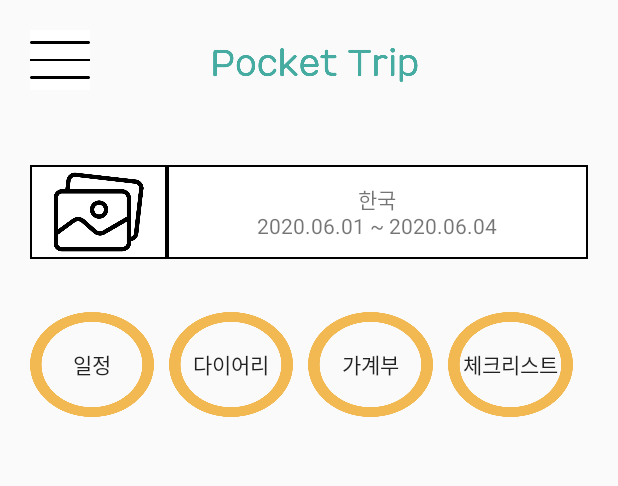
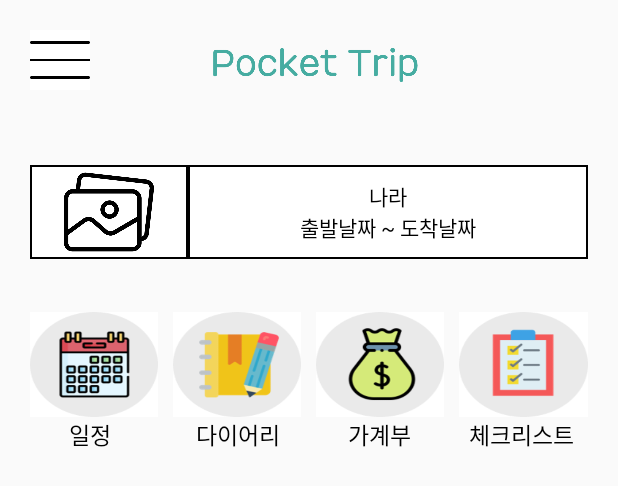
Before and after one commit to kimdain111/PocketTrip, an Android app: the layout travel_detail.xml on its own in the app's theme, with its tools: preview values and no code run, on a phone screen of 412 x 824 dp. Shown: the top 486 px of the screen. Run offline under Robolectric (Android 15) with nearby library versions, the phone set to English and light mode, and no system bars.

Commit message:
travelDetail

```diff
--- a/app/build.gradle
+++ b/app/build.gradle
@@ -37,6 +37,5 @@ dependencies {
     androidTestImplementation 'androidx.test.espresso:espresso-core:3.2.0'
     implementation 'androidx.legacy:legacy-support-v4:1.0.0'
     implementation 'androidx.recyclerview:recyclerview:1.0.0'
-
 }
 apply plugin: 'com.google.gms.google-services'
--- a/app/src/main/java/com/example/pockettrip/DiaryMain.java
+++ b/app/src/main/java/com/example/pockettrip/DiaryMain.java
@@ -3,6 +3,7 @@ package com.example.pockettrip;
 import android.app.Activity;
 import android.content.Intent;
 import android.os.Bundle;
+import android.util.Log;
 import android.view.View;
 import android.widget.ImageButton;
 import android.widget.Toast;
@@ -17,10 +18,15 @@ public class DiaryMain extends Activity {
     private RecyclerView listview;
     private Diary_Adapter adapter;
 
+    String no;
+
     @Override
     protected void onCreate(@Nullable Bundle savedInstanceState) {
         super.onCreate(savedInstanceState);
         setContentView(R.layout.diary_main);
+
+        Intent intent = getIntent();
+        no = intent.getExtras().getString("no");
 
         init();
 
--- a/app/src/main/res/layout/travel_detail.xml
+++ b/app/src/main/res/layout/travel_detail.xml
@@ -47,11 +47,13 @@
                 android:background="#FFFFFF"
                 android:layout_margin="1dp"/>
             <TextView
+                android:id="@+id/traveltext"
                 android:layout_width="match_parent"
                 android:layout_height="60dp"
                 android:layout_weight="2"
-                android:text="한국\n2020.06.01 ~ 2020.06.04"
+                android:text="나라\n출발날짜 ~ 도착날짜"
                 android:gravity="center"
+                android:textColor="#000000"
                 android:background="#FFFFFF"
                 android:layout_margin="1dp"/>
         </TableRow>
@@ -62,46 +64,91 @@
         android:paddingBottom="20dp"
         >
         <TableRow>
-            <Button
+            <ImageButton
                 android:layout_width="70dp"
                 android:layout_height="70dp"
-                android:id="@+id/schedulBtn"
                 android:layout_weight="1"
                 android:layout_marginRight="10dp"
-                android:scaleType="fitCenter"
-                android:background="@drawable/yellowbtn"
-                android:text="일정"
+                android:src="@drawable/scheduleicon"
+                android:background="#ffffff"
+                android:adjustViewBounds="true"
+                android:scaleType="fitXY"
+                android:onClick="goSchedule"
                 />
-            <Button
+            <ImageButton
                 android:layout_width="70dp"
                 android:layout_height="70dp"
-                android:id="@+id/diaryBtn"
                 android:layout_weight="1"
                 android:layout_marginRight="10dp"
-                android:scaleType="fitCenter"
-                android:background="@drawable/yellowbtn"
-                android:text="다이어리"
+                android:src="@drawable/diaryicon"
+                android:background="#ffffff"
+                android:adjustViewBounds="true"
+                android:scaleType="fitXY"
+                android:onClick="goDiary"
                 />
-            <Button
+            <ImageButton
                 android:layout_width="70dp"
                 android:layout_height="70dp"
-                android:id="@+id/moneyBtn"
                 android:layout_weight="1"
                 android:layout_marginRight="10dp"
-                android:scaleType="fitCenter"
-                android:background="@drawable/yellowbtn"
-                android:text="가계부"
+                android:src="@drawable/moneyicon"
+                android:background="#ffffff"
+                android:adjustViewBounds="true"
+                android:scaleType="fitXY"
+                android:onClick="goMoney"
                 />
-            <Button
+
+            <ImageButton
                 android:layout_width="70dp"
                 android:layout_height="70dp"
-                android:id="@+id/checklistBtn"
+                android:layout_weight="1"
+                android:src="@drawable/checklisticon"
+                android:background="#ffffff"
+                android:adjustViewBounds="true"
+                android:scaleType="fitXY"
+                android:onClick="goCheckList"
+                />
+        </TableRow>
+        <TableRow>
+            <TextView
+                android:layout_width="wrap_content"
+                android:layout_height = "wrap_content"
                 android:layout_weight="1"
                 android:layout_marginRight="10dp"
-                android:scaleType="fitCenter"
-                android:background="@drawable/yellowbtn"
+                android:text="일정"
+                android:textSize="15dp"
+                android:textColor="#000000"
+                android:fontFamily="@font/fontstyle"
+                android:layout_gravity="center_horizontal" />
+            <TextView
+                android:layout_width="wrap_content"
+                android:layout_height = "wrap_content"
+                android:layout_weight="1"
+                android:layout_marginRight="5dp"
+                android:text="다이어리"
+                android:textSize="15dp"
+                android:textColor="#000000"
+                android:fontFamily="@font/fontstyle"
+                android:layout_gravity="center_horizontal" />
+            <TextView
+                android:layout_width="wrap_content"
+                android:layout_height = "wrap_content"
+                android:layout_weight="1"
+                android:layout_marginRight="10dp"
+                android:text="가계부"
+                android:textSize="15dp"
+                android:textColor="#000000"
+                android:fontFamily="@font/fontstyle"
+                android:layout_gravity="center_horizontal" />
+            <TextView
+                android:layout_width="wrap_content"
+                android:layout_height = "wrap_content"
+                android:layout_weight="1"
                 android:text="체크리스트"
-                />
+                android:textSize="15dp"
+                android:textColor="#000000"
+                android:fontFamily="@font/fontstyle"
+                android:layout_gravity="center_horizontal" />
         </TableRow>
     </TableLayout>
 </LinearLayout>
```
Also changed, not shown: app/src/main/AndroidManifest.xml (+6 -5 lines), app/src/main/java/com/example/pockettrip/TravelChoice.java (+35 -30 lines), app/src/main/java/com/example/pockettrip/TravelDetail.java (added, +114 -0 lines), app/src/main/java/com/example/pockettrip/TravelMain.java (+67 -10 lines), app/src/main/res/layout/travel_main.xml (+5 -8 lines), app/src/main/res/drawable-v24/checklisticon.png (added), app/src/main/res/drawable-v24/diaryicon.png (added), app/src/main/res/drawable-v24/moneyicon.png (added), app/src/main/res/drawable-v24/scheduleicon.png (added), app/src/main/res/drawable-v24/yellowbtn.png (deleted).
